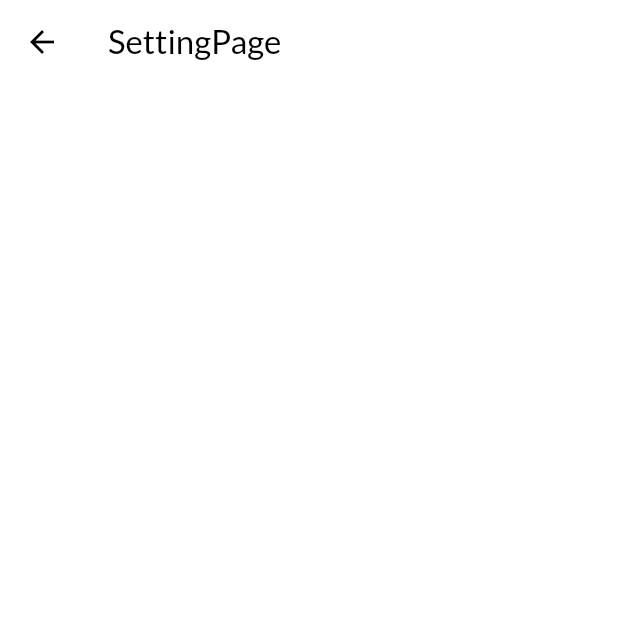
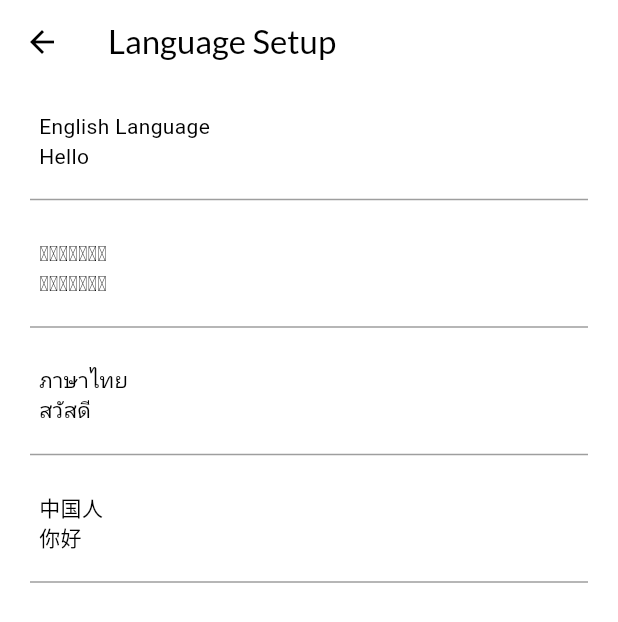
Before and after one commit to sattavath21/sneaker_store, a Flutter app: the SettingPage screen opened directly, on a phone screen of 412 x 824 dp. Shown: the top 622 px of the screen. Run offline on Flutter 3.47's test engine with Material 3 defaults, Android fonts, the phone set to English and light mode, and no system bars; our stand-ins replace carousel_slider, easy_localization, fl_chart, google_fonts; accounts and stored records are empty; network calls fail.

Commit message:
- Fixed some UI overflow when use Infinix phone - Added some translation to Laos language

```diff
--- a/sneaker_store_mobile_app/lib/component/profile_list_tile.dart
+++ b/sneaker_store_mobile_app/lib/component/profile_list_tile.dart
@@ -1,3 +1,4 @@
+import 'package:easy_localization/easy_localization.dart';
 import 'package:flutter/material.dart';
 
 class ProfileListTile extends StatelessWidget {
@@ -51,7 +52,7 @@ class ProfileListTile extends StatelessWidget {
             Positioned.fill(
               child: Align(
                 alignment: Alignment.topLeft,
-                child: Text(name,
+                child: Text(name.tr(),
                     style: TextStyle(fontSize: 15, color: Colors.black)),
               ),
             ),
@@ -60,7 +61,7 @@ class ProfileListTile extends StatelessWidget {
                 alignment: Alignment.centerLeft,
                 child: Padding(
                   padding: EdgeInsets.symmetric(vertical: 4),
-                  child: Text(subtitle,
+                  child: Text(subtitle.tr(),
                       style: TextStyle(fontSize: 13, color: Colors.black54)),
                 ),
               ),
--- a/sneaker_store_mobile_app/lib/main.dart
+++ b/sneaker_store_mobile_app/lib/main.dart
@@ -33,7 +33,7 @@ main() async {
 } //ef
 
 class MyApp extends StatefulWidget {
-  const MyApp({super.key});
+  MyApp({super.key});
 
   @override
   State<MyApp> createState() => _MyAppState();
@@ -70,9 +70,7 @@ class _MyAppState extends State<MyApp> {
   void initState() {
     super.initState();
         Provider.of<CentralStore>(context, listen: false).initializeProductList();
-
         Provider.of<CentralStore>(context, listen: false).initializeCustomer();
-
     Provider.of<CentralStore>(context, listen: false).initializeBillList();
     Provider.of<CentralStore>(context, listen: false).initializeRecentProductList();
   }
@@ -93,11 +91,11 @@ class _MyAppState extends State<MyApp> {
       home: Scaffold(
         appBar: _showAppBar[_pageIndex]
           ? AppBar(
-          backgroundColor: Colors.transparent,
+          backgroundColor: Colors.white,
           foregroundColor: Colors.black,
           shadowColor: Colors.transparent,
           title: CupertinoSearchTextField(
-            placeholder: "Search for product or brand",
+            placeholder: "Search for product or brand".tr(),
             prefixIcon: Icon(Icons.search_rounded, color: Colors.black54, size: 20,),
             style: TextStyle(
               fontSize: 12,
@@ -107,7 +105,8 @@ class _MyAppState extends State<MyApp> {
         ,
         body: _pageOptions.elementAt(_pageIndex),
 
-        bottomNavigationBar: BottomNavigationBar(
+        bottomNavigationBar:
+        BottomNavigationBar(
           currentIndex: _pageIndex,
           selectedItemColor: Colors.black87,
           onTap: _onItemTapped,
@@ -116,26 +115,27 @@ class _MyAppState extends State<MyApp> {
           showUnselectedLabels: false,
           unselectedLabelStyle: app_text_style.latoStyle(),
           selectedLabelStyle: app_text_style.latoStyle(),
-          items: const <BottomNavigationBarItem>[
+          items: <BottomNavigationBarItem>[
             BottomNavigationBarItem(
-              icon: Icon(Icons.home_rounded),
-              label: 'HOME',
-            ),
+  icon: Icon(Icons.home_rounded),
+  label: 'HOME'.tr(),
+),
             // BottomNavigationBarItem(
             //   icon: Icon(Icons.trending_up_rounded),
             //   label: 'TREND',
             // ),
             BottomNavigationBarItem(
               icon: Icon(Icons.search_rounded),
-              label: 'EXPLORE',
+              label: 'EXPLORE'.tr(),
+
             ),
             BottomNavigationBarItem(
               icon: Icon(Icons.notifications_rounded),
-              label: 'NOTIFICATION',
+              label: 'NOTIFICATION'.tr(),
             ),
             BottomNavigationBarItem(
               icon: Icon(Icons.person_rounded),
-              label: 'PROFILE',
+              label: 'PROFILE'.tr(),
             ),
           ],
         ),
@@ -168,5 +168,12 @@ ThemeData myAppTheme = ThemeData(
     ),
 
     ),
-    textTheme: GoogleFonts.latoTextTheme(),
+    textTheme: GoogleFonts.latoTextTheme().copyWith(
+      displaySmall: TextStyle(color: Colors.black),
+      displayMedium: TextStyle(color: Colors.black),
+      displayLarge: TextStyle(color: Colors.black),
+      bodySmall: TextStyle(color: Colors.black),
+      bodyMedium: TextStyle(color: Colors.black),
+      bodyLarge: TextStyle(color: Colors.black),
+    ),
 );
--- a/sneaker_store_mobile_app/lib/screen/home_page/recent_page.dart
+++ b/sneaker_store_mobile_app/lib/screen/home_page/recent_page.dart
@@ -79,7 +79,7 @@ class RecentPage extends StatelessWidget {
                                       'Ready to Ship',
                                       style: app_text_style.latoStyle(
                                         fontWeight: FontWeight.normal,
-                                        fontSize: 14,
+                                        fontSize: 10,
                                       ),
                                     ),
                                   ],
@@ -109,7 +109,7 @@ class RecentPage extends StatelessWidget {
                                       Container(
                                         margin: EdgeInsets.fromLTRB(0, 0, 6, 4),
                                         child: Image.asset(
-                                          '/pic/fire.gif',
+                                          'assets/pic/fire.gif',
                                           height: 20,
                                           width: 20,
                                         ),
@@ -118,7 +118,7 @@ class RecentPage extends StatelessWidget {
                                         '${product.amount_sold} Sold',
                                         style: app_text_style.latoStyle(
                                           fontWeight: FontWeight.normal,
-                                          fontSize: 14,
+                                          fontSize: 10,
                                         ),
                                       ),
                                     ],
--- a/sneaker_store_mobile_app/lib/screen/notification_details_page.dart
+++ b/sneaker_store_mobile_app/lib/screen/notification_details_page.dart
@@ -31,7 +31,7 @@ class NotificationDetailsPage extends StatelessWidget {
                 children: [
                   Image.network(
                     imageUrl,
-                    fit: BoxFit.cover,
+                    fit: BoxFit.contain,
                     height: 260.0, // Adjust the height as needed
                   ),
                   ListTile(
--- a/sneaker_store_mobile_app/lib/screen/notification_page.dart
+++ b/sneaker_store_mobile_app/lib/screen/notification_page.dart
@@ -37,7 +37,7 @@ class _NotificationPageState extends State<NotificationPage> {
           'Something happened now',
 
       'image':
-          'https://scontent.fvte5-1.fna.fbcdn.net/v/t39.30808-6/283324987_5675194289235303_8549065928926690561_n.jpg?_nc_cat=109&ccb=1-7&_nc_sid=3635dc&_nc_ohc=c2ilnJq4Kc0AX_etDJ-&_nc_ht=scontent.fvte5-1.fna&oh=00_AfCaxQyO-hEDCDDpqcaUuKXDtE4zT9rML4Krgx2P5CyeHA&oe=6588A88B',
+          'https://www.wordstream.com/wp-content/uploads/2021/07/sales20promotion20examples20buy20one20get20one20free20papa20johns20pizza_0.png',
       'time': DateTime.now().subtract(Duration(minutes: 30)), // 30 minutes ago
       'clicked': true, // Initial state is clicked
       'description': 'Description for the third notification',
--- a/sneaker_store_mobile_app/lib/screen/profile_page/setting_page.dart
+++ b/sneaker_store_mobile_app/lib/screen/profile_page/setting_page.dart
@@ -1,13 +1,111 @@
-//===> class: SettingPage
+
+import 'package:easy_localization/easy_localization.dart';
 import 'package:flutter/material.dart';
 
-class SettingPage extends StatelessWidget{
+class SettingPage extends StatefulWidget {
+  const SettingPage({super.key});
+
+
   @override
-  Widget build(BuildContext context){
-      return Scaffold(
-        appBar: AppBar(
-          title: Text("SettingPage", style: TextStyle(color: Colors.black),),
+  State<SettingPage> createState() => _SettingPage();
+}
+
+class _SettingPage extends State<SettingPage> {
+  @override
+  Widget build(BuildContext context) {
+    return Scaffold(
+      appBar: AppBar(
+        title: Text(
+          'Language Setup'.tr(),
+          style: const TextStyle(color: Colors.black),
         ),
-        body:Container(),);
-  }//ef
+        backgroundColor: Colors.white,
+        iconTheme: const IconThemeData(color: Colors.black),
+        elevation: 0,
+      ),
+      body: Container(      // Use Container then column because Column cant have BG color,
+                            // but when it's the child of Container it can have
+        color: Colors.white,
+        child: Column(
+          crossAxisAlignment: CrossAxisAlignment.start,
+          children: [
+            option(
+                context: context,
+                title: 'English Language',
+                subtitle: 'Hello',
+                locale:
+                    context.supportedLocales[0] //BuildContext extension method
+
+                //locale: EasyLocalization.of(context)!.supportedLocales[0]
+                ),
+            nl(),
+            option(
+                context: context,
+                title: 'ພາສາລາວ',
+                subtitle: 'ສະບາຍດີ',
+                locale: context.supportedLocales[1]),
+            nl(),
+            option(
+                context: context,
+                title: 'ภาษาไทย',
+                subtitle: 'สวัสดี',
+                locale: context.supportedLocales[2]),
+            nl(),
+            option(
+                context: context,
+                title: '中国人',
+                subtitle: '你好',
+                locale:
+                    context.supportedLocales[3] //BuildContext extension method
+                ),
+            nl(),
+          ],
+        ),
+      ),
+    );
+  }
+
+//ef
+  Container nl() => Container(
+        margin: const EdgeInsets.symmetric(
+          horizontal: 20,
+        ),
+        child: const Divider(
+          color: Colors.grey,
+        ),
+      );
+
+// Function to Create Widget (It uses Stack memory)
+  Container option({
+    required BuildContext context,
+    required String title,
+    required String subtitle,
+    required Locale locale,
+  }) {
+    return Container(
+      margin: const EdgeInsets.only(
+        left: 10,
+        right: 10,
+        top: 5,
+      ),
+      child: ListTile(
+          dense: true,
+          // isThreeLine: true,
+          title: Text(
+            title,
+  style: Theme.of(context).textTheme.bodyMedium,
+          ),
+          subtitle: Text(
+            subtitle,
+              style: Theme.of(context).textTheme.bodyMedium,
+
+          ),
+          onTap: () {
+            print(locale.toString());
+            context.setLocale(locale);
+            Navigator.pop(context);
+
+          }),
+    );
+  }
 }//ec
--- a/sneaker_store_mobile_app/pubspec.yaml
+++ b/sneaker_store_mobile_app/pubspec.yaml
@@ -8,7 +8,7 @@ dependencies:
   flutter:
     sdk: flutter
   cupertino_icons: ^1.0.2
-  easy_localization: ^3.0.0
+  easy_localization: ^3.0.3
   provider: ^5.0.0
   google_fonts: ^6.1.0
   cached_network_image: ^3.2.0
```
Also changed, not shown: sneaker_store_mobile_app/assets/translations/lo-LA.json (+30 -1 lines), sneaker_store_mobile_app/lib/component/product_overview.dart (+38 -37 lines), sneaker_store_mobile_app/lib/screen/explore_page.dart (+29 -14 lines), sneaker_store_mobile_app/lib/screen/home_page/home_page.dart (+11 -11 lines), sneaker_store_mobile_app/lib/screen/profile_page/profile_page.dart (+4 -3 lines), 1 other file.
